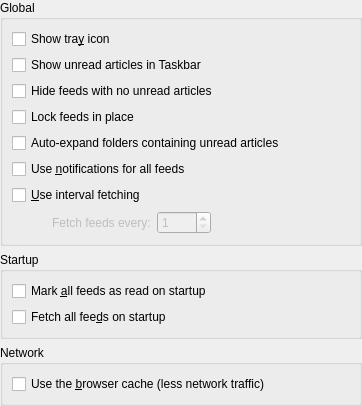
KDE/akregator, file configuration/ui/settings_general.ui: the form before one commit.
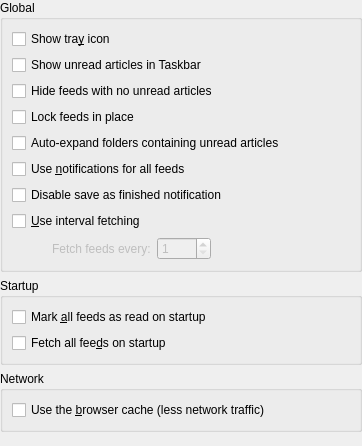
The form after the commit. Custom widgets are drawn as their Qt base class.

Commit message:
Fix 452822: Please add a way to prevent dialogs/notifications while saving an enclosure
FIXED-IN: 5.21.0

Diff of the .ui file:
```diff
--- a/configuration/ui/settings_general.ui
+++ b/configuration/ui/settings_general.ui
@@ -8,7 +8,7 @@
     <x>0</x>
     <y>0</y>
     <width>362</width>
-    <height>378</height>
+    <height>446</height>
    </rect>
   </property>
   <layout class="QVBoxLayout" name="verticalLayout_4" stretch="0,0,0,1">
@@ -78,6 +78,13 @@
         </property>
        </widget>
       </item>
+      <item>
+       <widget class="QCheckBox" name="kcfg_DisableSaveAsNotification">
+        <property name="text">
+         <string>Disable save as finished notification</string>
+        </property>
+       </widget>
+      </item>
       <item>
        <widget class="QCheckBox" name="kcfg_UseIntervalFetch">
         <property name="text">
```
The commit also changes 2 other files.
